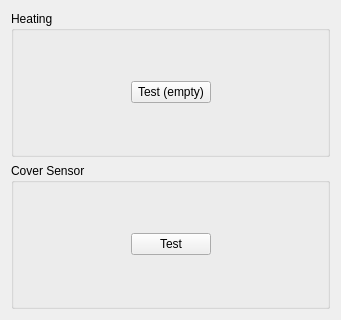
Qt form ServiceSW/Master/Components/Diagnostics/Forms/Oven.ui (Liyezhong/Master) before a commit.
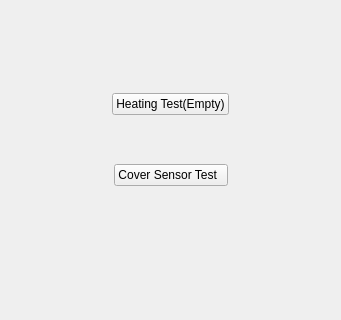
The same form after that commit.

```diff
--- a/ServiceSW/Master/Components/Diagnostics/Forms/Oven.ui
+++ b/ServiceSW/Master/Components/Diagnostics/Forms/Oven.ui
@@ -15,55 +15,35 @@
   </property>
   <layout class="QVBoxLayout" name="verticalLayout">
    <item>
-    <widget class="QGroupBox" name="groupBox">
-     <property name="title">
-      <string>Heating</string>
-     </property>
-     <layout class="QHBoxLayout" name="horizontalLayout">
-      <item>
-       <spacer name="horizontalSpacer_2">
+    <spacer name="verticalSpacer">
         <property name="orientation">
-         <enum>Qt::Horizontal</enum>
+      <enum>Qt::Vertical</enum>
         </property>
         <property name="sizeHint" stdset="0">
          <size>
-          <width>40</width>
-          <height>20</height>
+       <width>20</width>
+       <height>39</height>
          </size>
         </property>
        </spacer>
       </item>
       <item>
-       <widget class="QPushButton" name="testHeatingEmpty">
-        <property name="text">
-         <string>Test (empty)</string>
-        </property>
-       </widget>
-      </item>
-      <item>
-       <spacer name="horizontalSpacer">
+    <spacer name="verticalSpacer_4">
         <property name="orientation">
-         <enum>Qt::Horizontal</enum>
+      <enum>Qt::Vertical</enum>
         </property>
         <property name="sizeHint" stdset="0">
          <size>
-          <width>40</width>
-          <height>20</height>
+       <width>20</width>
+       <height>38</height>
          </size>
         </property>
        </spacer>
       </item>
-     </layout>
-    </widget>
-   </item>
    <item>
-    <widget class="QGroupBox" name="groupBox_2">
-     <property name="title">
-      <string>Cover Sensor</string>
-     </property>
      <layout class="QHBoxLayout" name="horizontalLayout_2">
       <item>
-       <spacer name="horizontalSpacer_4">
+      <spacer name="horizontalSpacer">
         <property name="orientation">
          <enum>Qt::Horizontal</enum>
         </property>
@@ -75,13 +55,6 @@
         </property>
        </spacer>
       </item>
-      <item>
-       <widget class="QPushButton" name="testCoverSensor">
-        <property name="text">
-         <string>Test</string>
-        </property>
-       </widget>
-      </item>
       <item>
        <spacer name="horizontalSpacer_5">
         <property name="orientation">
@@ -95,11 +68,155 @@
         </property>
        </spacer>
       </item>
-     </layout>
-     <zorder>testCoverSensor</zorder>
-     <zorder>horizontalSpacer_4</zorder>
-     <zorder>horizontalSpacer_5</zorder>
-    </widget>
+     <item>
+      <widget class="QPushButton" name="testHeatingEmpty">
+       <property name="text">
+        <string>Heating Test(Empty)</string>
+       </property>
+      </widget>
+     </item>
+     <item>
+      <spacer name="horizontalSpacer_6">
+       <property name="orientation">
+        <enum>Qt::Horizontal</enum>
+       </property>
+       <property name="sizeHint" stdset="0">
+        <size>
+         <width>31</width>
+         <height>24</height>
+        </size>
+       </property>
+      </spacer>
+     </item>
+     <item>
+      <spacer name="horizontalSpacer_2">
+       <property name="orientation">
+        <enum>Qt::Horizontal</enum>
+       </property>
+       <property name="sizeHint" stdset="0">
+        <size>
+         <width>31</width>
+         <height>24</height>
+        </size>
+       </property>
+      </spacer>
+     </item>
+    </layout>
+   </item>
+   <item>
+    <spacer name="verticalSpacer_2">
+     <property name="orientation">
+      <enum>Qt::Vertical</enum>
+     </property>
+     <property name="sizeHint" stdset="0">
+      <size>
+       <width>20</width>
+       <height>39</height>
+      </size>
+     </property>
+    </spacer>
+   </item>
+   <item>
+    <layout class="QHBoxLayout" name="horizontalLayout">
+     <item>
+      <spacer name="horizontalSpacer_3">
+       <property name="orientation">
+        <enum>Qt::Horizontal</enum>
+       </property>
+       <property name="sizeHint" stdset="0">
+        <size>
+         <width>40</width>
+         <height>20</height>
+        </size>
+       </property>
+      </spacer>
+     </item>
+     <item>
+      <spacer name="horizontalSpacer_7">
+       <property name="orientation">
+        <enum>Qt::Horizontal</enum>
+       </property>
+       <property name="sizeHint" stdset="0">
+        <size>
+         <width>40</width>
+         <height>20</height>
+        </size>
+       </property>
+      </spacer>
+     </item>
+     <item>
+      <widget class="QPushButton" name="testCoverSensor">
+       <property name="text">
+        <string>Cover Sensor Test  </string>
+       </property>
+      </widget>
+     </item>
+     <item>
+      <spacer name="horizontalSpacer_4">
+       <property name="orientation">
+        <enum>Qt::Horizontal</enum>
+       </property>
+       <property name="sizeHint" stdset="0">
+        <size>
+         <width>30</width>
+         <height>24</height>
+        </size>
+       </property>
+      </spacer>
+     </item>
+     <item>
+      <spacer name="horizontalSpacer_8">
+       <property name="orientation">
+        <enum>Qt::Horizontal</enum>
+       </property>
+       <property name="sizeHint" stdset="0">
+        <size>
+         <width>30</width>
+         <height>24</height>
+        </size>
+       </property>
+      </spacer>
+     </item>
+    </layout>
+   </item>
+   <item>
+    <spacer name="verticalSpacer_5">
+     <property name="orientation">
+      <enum>Qt::Vertical</enum>
+     </property>
+     <property name="sizeHint" stdset="0">
+      <size>
+       <width>20</width>
+       <height>23</height>
+      </size>
+     </property>
+    </spacer>
+   </item>
+   <item>
+    <spacer name="verticalSpacer_3">
+     <property name="orientation">
+      <enum>Qt::Vertical</enum>
+     </property>
+     <property name="sizeHint" stdset="0">
+      <size>
+       <width>20</width>
+       <height>22</height>
+      </size>
+     </property>
+    </spacer>
+   </item>
+   <item>
+    <spacer name="verticalSpacer_6">
+     <property name="orientation">
+      <enum>Qt::Vertical</enum>
+     </property>
+     <property name="sizeHint" stdset="0">
+      <size>
+       <width>20</width>
+       <height>23</height>
+      </size>
+     </property>
+    </spacer>
    </item>
   </layout>
  </widget>
```
Lines whose indentation alone changed are shown as unchanged.
